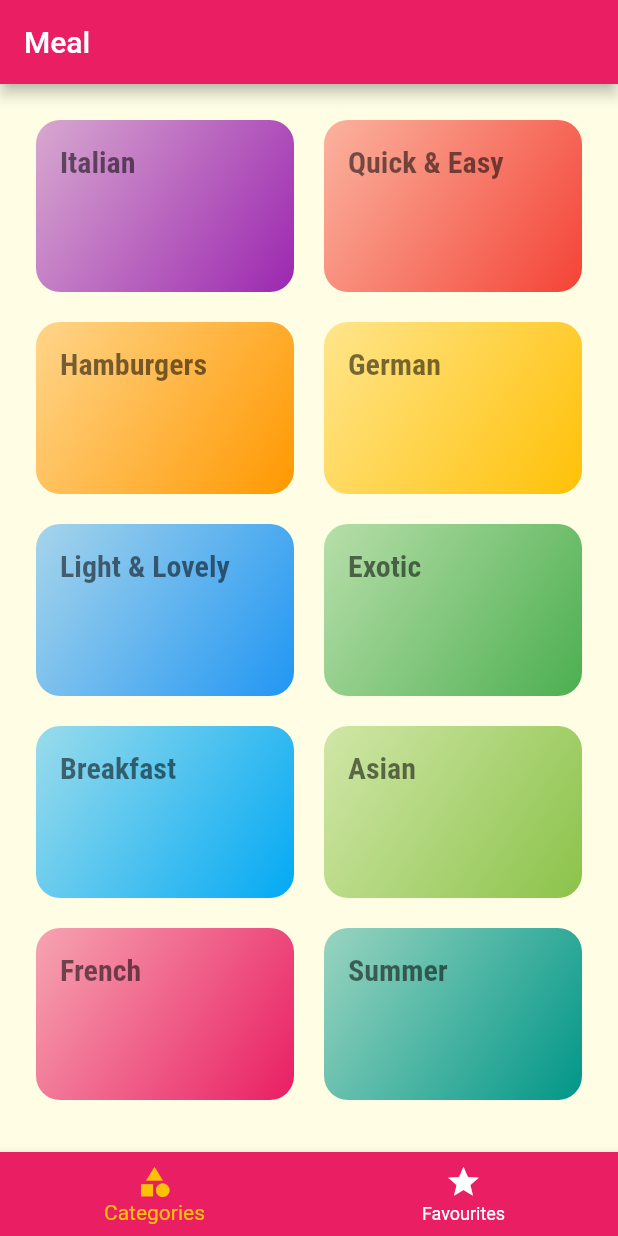
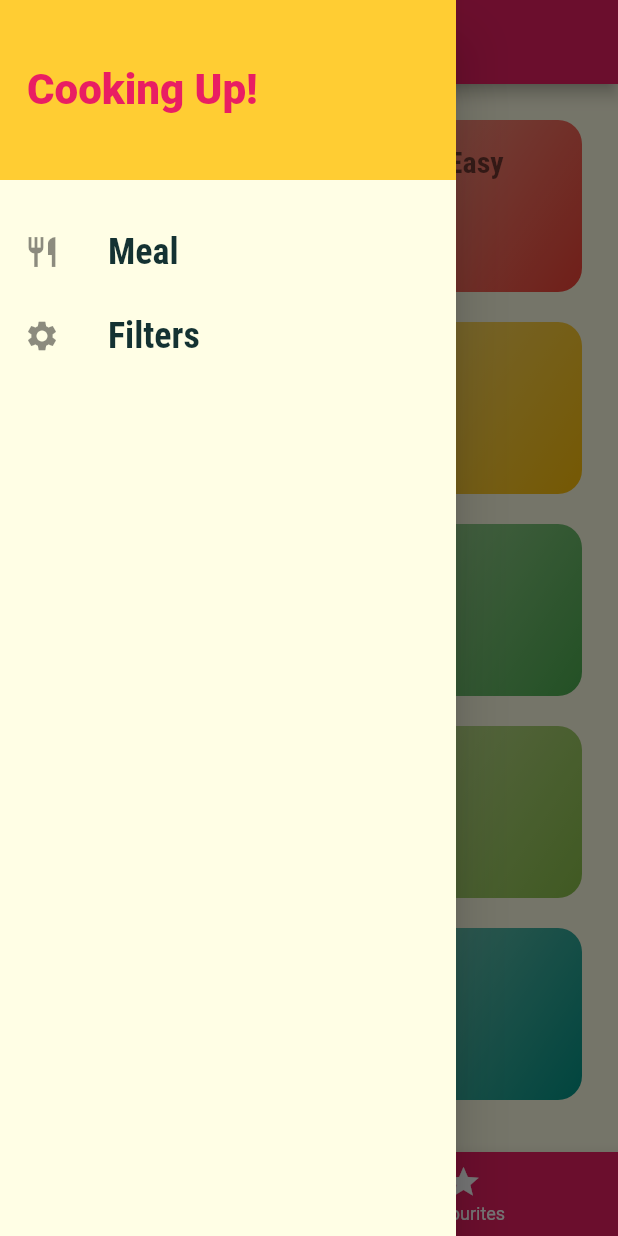
Before and after one commit to AboudHamado95/meal_app, a Flutter app: the screen it shows after launch, with the side drawer open (before the commit the screen has no drawer), on a phone screen of 412 x 824 dp. Run offline on Flutter 3.47's test engine with Material 2 defaults, Android fonts, the phone set to English and light mode, and no system bars; our stand-ins replace cached_network_image.

Commit message:
myDrawer

```diff
--- a/lib/constants/constants.dart
+++ b/lib/constants/constants.dart
@@ -4,3 +4,4 @@ const home = '/';
 const categoryMeals = 'category_meals';
 const mealDetails = 'meal_details';
 const categoryScreen = 'category_screen';
+const filterScreen = 'filter_screen';
--- a/lib/main.dart
+++ b/lib/main.dart
@@ -2,6 +2,7 @@ import 'package:flutter/material.dart';
 import 'package:mealapp/constants/constants.dart';
 import 'package:mealapp/screens/categories_screen.dart';
 import 'package:mealapp/screens/category_meals_screen.dart';
+import 'package:mealapp/screens/filter_screen.dart';
 import 'package:mealapp/screens/layouts/tab_screen.dart';
 import 'package:mealapp/screens/meal_detail_screen.dart';
 
@@ -17,9 +18,7 @@ class MyApp extends StatelessWidget {
       debugShowCheckedModeBanner: false,
       theme: ThemeData(
         primaryColor: Colors.pink,
-        colorScheme: ColorScheme.fromSwatch(
-
-          primarySwatch: Colors.pink)
+        colorScheme: ColorScheme.fromSwatch(primarySwatch: Colors.pink)
             .copyWith(secondary: Colors.amber),
         canvasColor: const Color.fromRGBO(255, 254, 229, 1),
         textTheme: ThemeData.light().textTheme.copyWith(
@@ -39,6 +38,7 @@ class MyApp extends StatelessWidget {
         categoryMeals: (context) => const CategoryMealsScreen(),
         mealDetails: (context) => const MealDetailScreen(),
         categoryScreen: (context) => const CategoriesScreen(),
+        filterScreen: (context) => const FilterScreen(),
       },
     );
   }
--- /dev/null
+++ b/lib/screens/drawer/mydrawer.dart
@@ -0,0 +1,56 @@
+import 'package:flutter/material.dart';
+import 'package:mealapp/constants/constants.dart';
+
+class MyDrawer extends StatelessWidget {
+  const MyDrawer({Key? key}) : super(key: key);
+
+  Widget buildListTile(
+      context, String title, IconData icon, String tapHandler) {
+    return ListTile(
+      leading: Icon(
+        icon,
+        size: 24.0,
+      ),
+      title: Text(
+        title,
+        style: const TextStyle(
+            fontSize: 24.0,
+            fontFamily: 'RobotoCondensed',
+            fontWeight: FontWeight.bold),
+      ),
+      onTap: () {
+        Navigator.of(context).pop();
+        Navigator.of(context).pushNamed(tapHandler);
+      },
+    );
+  }
+
+  @override
+  Widget build(BuildContext context) {
+    return Drawer(
+      child: Column(
+        children: [
+          Container(
+            height: 120.0,
+            width: double.infinity,
+            padding: const EdgeInsets.all(18.0),
+            alignment: Alignment.centerLeft,
+            color: Theme.of(context).colorScheme.secondary.withOpacity(0.8),
+            child: Text(
+              'Cooking Up!',
+              style: TextStyle(
+                  fontSize: 28.0,
+                  fontWeight: FontWeight.w900,
+                  color: Theme.of(context).primaryColor),
+            ),
+          ),
+          const SizedBox(
+            height: 20.0,
+          ),
+          buildListTile(context, 'Meal', Icons.restaurant, home),
+          buildListTile(context, 'Filters', Icons.settings, filterScreen),
+        ],
+      ),
+    );
+  }
+}
--- /dev/null
+++ b/lib/screens/filter_screen.dart
@@ -0,0 +1,18 @@
+import 'package:flutter/material.dart';
+
+class FilterScreen extends StatefulWidget {
+  const FilterScreen({ Key? key }) : super(key: key);
+
+  @override
+  _FilterScreenState createState() => _FilterScreenState();
+}
+
+class _FilterScreenState extends State<FilterScreen> {
+  @override
+  Widget build(BuildContext context) {
+    return Scaffold(
+      appBar: AppBar(),
+      body: Container(),
+    );
+  }
+}
--- a/lib/screens/layouts/tab_screen.dart
+++ b/lib/screens/layouts/tab_screen.dart
@@ -1,5 +1,6 @@
 import 'package:flutter/material.dart';
 import 'package:mealapp/screens/categories_screen.dart';
+import 'package:mealapp/screens/drawer/mydrawer.dart';
 import 'package:mealapp/screens/favourites_screen.dart';
 
 class TabScreen extends StatefulWidget {
@@ -27,12 +28,14 @@ class _TabScreenState extends State<TabScreen> {
       selectedPageIndex = value;
     });
   }
+
   @override
   Widget build(BuildContext context) {
     return Scaffold(
       appBar: AppBar(
         title: const Text('Meal'),
       ),
+      drawer: const MyDrawer(),
       body: pages[selectedPageIndex]['page'] as Widget,
       bottomNavigationBar: BottomNavigationBar(
         backgroundColor: Theme.of(context).primaryColor,
@@ -43,9 +46,9 @@ class _TabScreenState extends State<TabScreen> {
         items: const [
           BottomNavigationBarItem(
               icon: Icon(Icons.category), label: 'Categories'),
-            BottomNavigationBarItem(
-                icon: Icon(Icons.star), label: 'Favourites'),
-          ]),
+          BottomNavigationBarItem(icon: Icon(Icons.star), label: 'Favourites'),
+        ],
+      ),
     );
   }
 }
```
Lines whose indentation alone changed are shown as unchanged.
